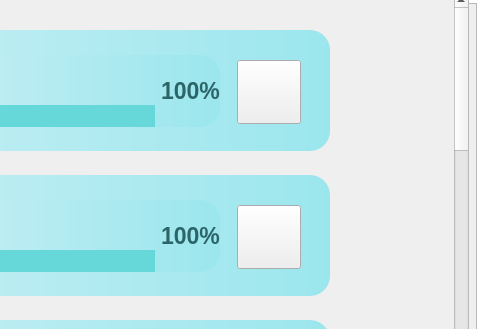
Qt form UI/UI_gamescreen.ui (6naykai/platform_pyqt) before a commit; both pictures show x 684 to 1164 and y 87 to 416 of the 1164 by 823 pixel window.
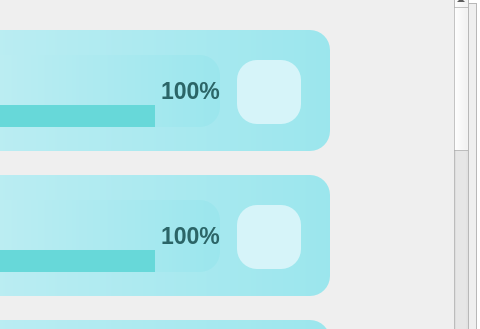
The same form after that commit. Icons and pictures are not drawn.

The edit to the form file:
```diff
--- a/UI/UI_gamescreen.ui
+++ b/UI/UI_gamescreen.ui
@@ -582,7 +582,20 @@
            </rect>
           </property>
           <property name="styleSheet">
-           <string notr="true">border-image: url(:/icons/icons/play_game.png);</string>
+           <string notr="true">QPushButton
+{
+    background-color:rgb(214, 244, 249);
+	border-radius:20px;
+	border-image: url(:/icons/icons/play_game.png);
+}
+
+QPushButton:pressed
+{
+    background-color:rgb(103, 216, 217);
+    padding-left:3px;
+    padding-top:3px;
+}
+</string>
           </property>
           <property name="text">
            <string/>
@@ -750,7 +763,20 @@
            </rect>
           </property>
           <property name="styleSheet">
-           <string notr="true">border-image: url(:/icons/icons/play_game.png);</string>
+           <string notr="true">QPushButton
+{
+    background-color:rgb(214, 244, 249);
+border-radius:20px;
+border-image: url(:/icons/icons/play_game.png);
+}
+
+QPushButton:pressed
+{
+    background-color:rgb(103, 216, 217);
+    padding-left:3px;
+    padding-top:3px;
+}
+</string>
           </property>
           <property name="text">
            <string/>
```
Left out of the diff: 18 changed lines with no effect on the pictures.
